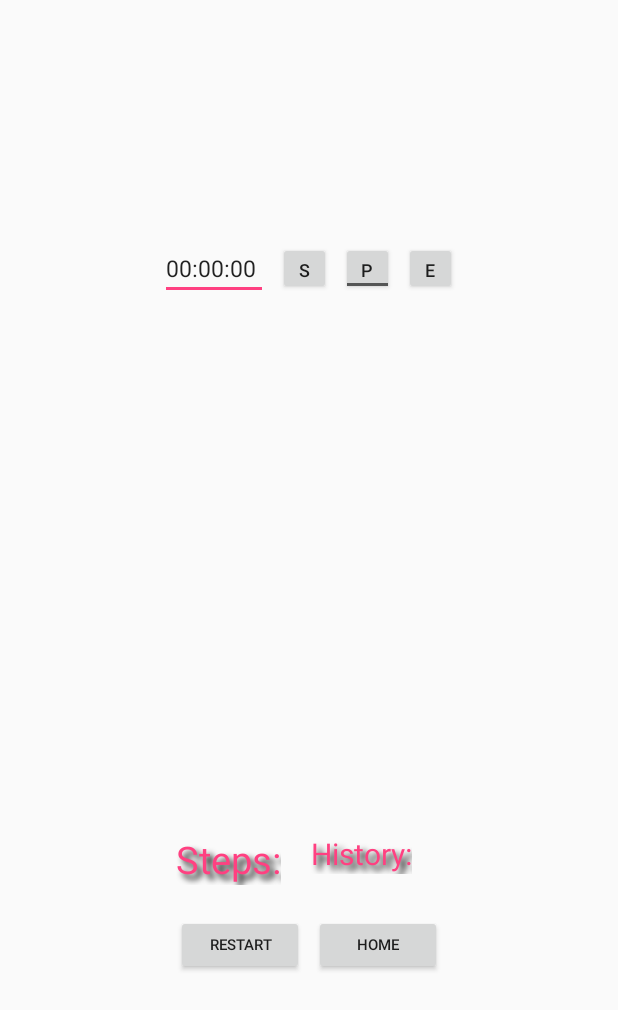
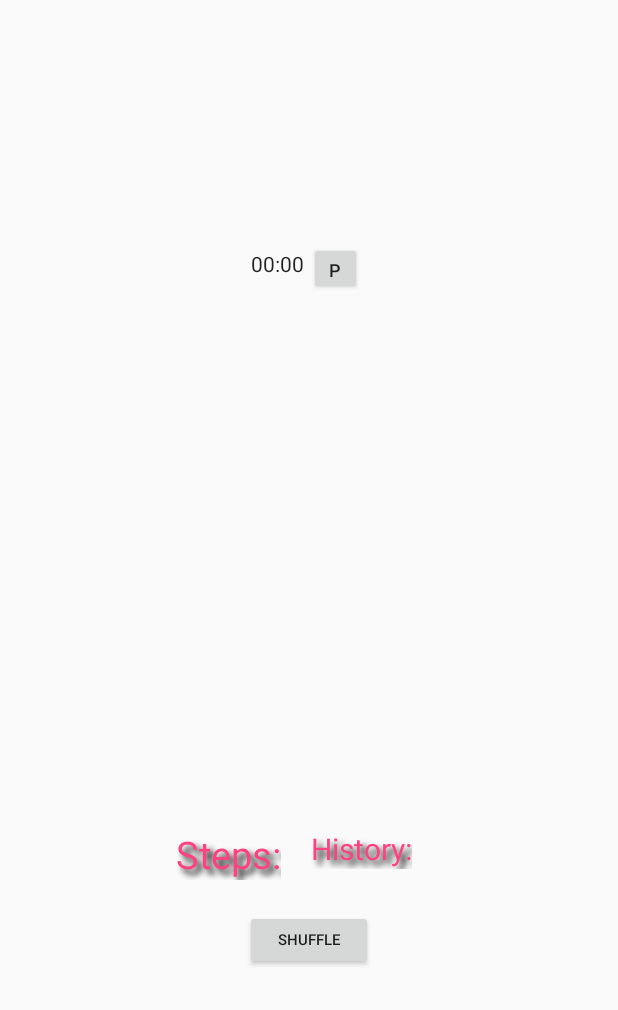
Before and after one commit to SongQian2016/SlidingPuzzle, an Android app: the layout activity_number.xml on its own in the app's theme, with its tools: preview values and no code run, on a phone screen of 412 x 824 dp. Shown: the top 1010 px of the screen. Run offline under Robolectric (Android 15) with nearby library versions, the phone set to English and light mode, and no system bars.

```diff
--- a/app/build.gradle
+++ b/app/build.gradle
@@ -25,6 +25,7 @@ dependencies {
     testImplementation 'junit:junit:4.12'
     androidTestImplementation 'com.android.support.test:runner:1.0.1'
     androidTestImplementation 'com.android.support.test.espresso:espresso-core:3.0.1'
+
     //compile 'com.android.support:appcompat-v7:+'
     compile 'com.google.firebase:firebase-core:11.8.0'
     compile 'com.google.firebase:firebase-auth:11.8.0'
--- a/app/src/main/AndroidManifest.xml
+++ b/app/src/main/AndroidManifest.xml
@@ -26,7 +26,7 @@
         <activity android:name=".ModeSelectActivity" />
         <activity android:name=".Math1playerActivity" />
         <activity android:name=".Math2playersActivity" />
-        <activity android:name=".MathCutthroughActivity" />
+        <activity android:name=".MathCutthroatActivity" />
 
     </application>
 
--- a/app/src/main/java/groupapp/cs/psu/slidingpuzzle/MainActivity.java
+++ b/app/src/main/java/groupapp/cs/psu/slidingpuzzle/MainActivity.java
@@ -10,6 +10,10 @@ public class MainActivity extends AppCompatActivity {
 
     public Button startbtn;
 
+    /**
+     * This method starts a new activity
+     * @param savedInstanceState
+     */
     @Override
     protected void onCreate(Bundle savedInstanceState) {
         super.onCreate(savedInstanceState);
--- a/app/src/main/java/groupapp/cs/psu/slidingpuzzle/Math1playerActivity.java
+++ b/app/src/main/java/groupapp/cs/psu/slidingpuzzle/Math1playerActivity.java
@@ -78,7 +78,7 @@ public class Math1playerActivity extends AppCompatActivity implements View.OnCli
         //Shuffle the list to scatter the values
         Collections.shuffle(gridValues);
 
-        // add the value 10 to replace it with blanl tile
+        // add the value 10 to replace it with blank tile
         gridValues.add(10);
 
     }
--- a/app/src/main/java/groupapp/cs/psu/slidingpuzzle/Math2playersActivity.java
+++ b/app/src/main/java/groupapp/cs/psu/slidingpuzzle/Math2playersActivity.java
@@ -5,6 +5,10 @@ import android.os.Bundle;
 
 public class Math2playersActivity extends AppCompatActivity {
 
+    /**
+     * This method allows the user to select the mode for multiplayer
+     * @param savedInstanceState
+     */
     @Override
     protected void onCreate(Bundle savedInstanceState) {
         super.onCreate(savedInstanceState);
--- a/app/src/main/java/groupapp/cs/psu/slidingpuzzle/MathModeLogin.java
+++ b/app/src/main/java/groupapp/cs/psu/slidingpuzzle/MathModeLogin.java
@@ -10,6 +10,10 @@ import android.widget.EditText;
 public class MathModeLogin extends AppCompatActivity {
     public static final String EXTRA_MESSAGE = "com.example.myfirstapp.MESSAGE";
 
+    /**
+     * This method logs in the user
+     * @param savedInstanceState
+     */
     @Override
     protected void onCreate(Bundle savedInstanceState) {
         super.onCreate(savedInstanceState);
@@ -28,7 +32,6 @@ public class MathModeLogin extends AppCompatActivity {
                 EditText username= (EditText) findViewById(R.id.logUser);
                 String message = username.getText().toString();
                 intent.putExtra(EXTRA_MESSAGE, message);
-
                 startActivity(intent);
             }
         });
--- a/app/src/main/java/groupapp/cs/psu/slidingpuzzle/MathModeSelectActivity.java
+++ b/app/src/main/java/groupapp/cs/psu/slidingpuzzle/MathModeSelectActivity.java
@@ -8,8 +8,12 @@ import android.widget.Button;
 
 public class MathModeSelectActivity extends AppCompatActivity {
 
-    public Button button1, button2, button3;
+    public Button button1, button2;
 
+    /**
+     * This method allow the user to select single player or multiplayer for math mode
+     * @param savedInstanceState
+     */
     @Override
     protected void onCreate(Bundle savedInstanceState) {
         super.onCreate(savedInstanceState);
--- a/app/src/main/java/groupapp/cs/psu/slidingpuzzle/ModeSelectActivity.java
+++ b/app/src/main/java/groupapp/cs/psu/slidingpuzzle/ModeSelectActivity.java
@@ -10,6 +10,10 @@ public class ModeSelectActivity  extends AppCompatActivity{
 
     public Button numBtn, mathBtn, backBtn;
 
+    /**
+     *This method allows the user to select math mode or number mode game
+     * @param savedInstanceState
+     */
     protected void onCreate(Bundle savedInstanceState) {
         super.onCreate(savedInstanceState);
         setContentView(R.layout.activity_modeselection);
--- a/app/src/main/java/groupapp/cs/psu/slidingpuzzle/NunModeSelectActivity.java
+++ b/app/src/main/java/groupapp/cs/psu/slidingpuzzle/NunModeSelectActivity.java
@@ -10,6 +10,10 @@ public class NunModeSelectActivity extends AppCompatActivity {
 
     public Button button3, button4;
 
+    /**
+     * This method allows the user to select single player or AI mode
+     * @param savedInstanceState
+     */
     @Override
     protected void onCreate(Bundle savedInstanceState) {
         super.onCreate(savedInstanceState);
--- a/app/src/main/res/layout/activity_math_cutthrough.xml
+++ b/app/src/main/res/layout/activity_math_cutthroat.xml
@@ -5,7 +5,7 @@
     android:id="@+id/mathCutthrough"
     android:layout_width="match_parent"
     android:layout_height="match_parent"
-    tools:context="groupapp.cs.psu.slidingpuzzle.MathCutthroughActivity">
+    tools:context="groupapp.cs.psu.slidingpuzzle.MathCutthroatActivity">
 
     <TextView
         android:id="@+id/textView6"
--- a/app/src/main/res/layout/activity_number.xml
+++ b/app/src/main/res/layout/activity_number.xml
@@ -19,45 +19,20 @@
             android:layout_marginBottom="15dp"
             >
 
-            <EditText
-                android:id="@+id/tv_time"
+            <Chronometer
                 android:layout_width="wrap_content"
                 android:layout_height="wrap_content"
-                android:ems="4"
-                android:inputType="textPersonName"
-                android:layout_margin="@dimen/Margin"
-                android:text="00:00:00"
-                android:textSize="15dp"/>
-
-            <Button
-                android:id="@+id/startBt"
-                android:layout_width="@dimen/timerButtonSize"
-                android:layout_height="@dimen/timerButtonSize"
-                android:text="Start"
-                android:textSize="12dp"
-                android:layout_margin="@dimen/Margin"
-                />
-
-            <ToggleButton
-                android:layout_width="@dimen/timerButtonSize"
-                android:layout_height="@dimen/timerButtonSize"
-                android:textOff="Pause"
-                android:textSize="12dp"
-                android:textOn="Play"
-                android:id="@+id/pauseBtn"
-                android:layout_margin="@dimen/Margin"
+                android:id="@+id/chronometer"
                 />
 
             <Button
-                android:id="@+id/exitBt"
                 android:layout_width="@dimen/timerButtonSize"
                 android:layout_height="@dimen/timerButtonSize"
-                android:text="Exit"
+                android:text="P"
                 android:textSize="12dp"
+                android:id="@+id/pausebutton"
                 android:layout_margin="@dimen/Margin"
-
                 />
-
         </LinearLayout>
 
         <GridLayout
@@ -306,17 +281,10 @@
                 android:layout_height="@dimen/buttonHeight"
                 android:layout_width="@dimen/buttonWidth"
                 android:id="@+id/newGameBtn"
-                android:text="Restart"
+                android:text="Shuffle"
                 android:textSize="10dp"
                 android:layout_margin="@dimen/Margin"/>
 
-            <Button
-                android:id="@+id/gotoMenuBtn"
-                android:layout_width="@dimen/buttonWidth"
-                android:layout_height="@dimen/buttonHeight"
-                android:text="Home"
-                android:textSize="10dp"
-                android:layout_margin="@dimen/Margin"/>
         </LinearLayout>
 
     </LinearLayout>
```
Also changed, not shown: app/src/main/java/groupapp/cs/psu/slidingpuzzle/HighScoreActivity.java (+3 -9 lines), app/src/main/java/groupapp/cs/psu/slidingpuzzle/MathCutthroatActivity.java (renamed from app/src/main/java/groupapp/cs/psu/slidingpuzzle/MathCutthroughActivity.java, +6 -2 lines), app/src/main/java/groupapp/cs/psu/slidingpuzzle/MathEquationProcessor.java (+9 -22 lines), app/src/main/java/groupapp/cs/psu/slidingpuzzle/MathModeLoginActivity.java (+4 -9 lines), app/src/main/java/groupapp/cs/psu/slidingpuzzle/MathModeRegisterActivity.java (+10 -36 lines), app/src/main/java/groupapp/cs/psu/slidingpuzzle/NumberActivity.java (+52 -109 lines), app/src/main/java/groupapp/cs/psu/slidingpuzzle/firebase/objects/PlayerScoreInformation.java (+12 -7 lines), app/src/main/res/layout/activity_math_mode_register.xml (+0 -18 lines), 25 other files.
